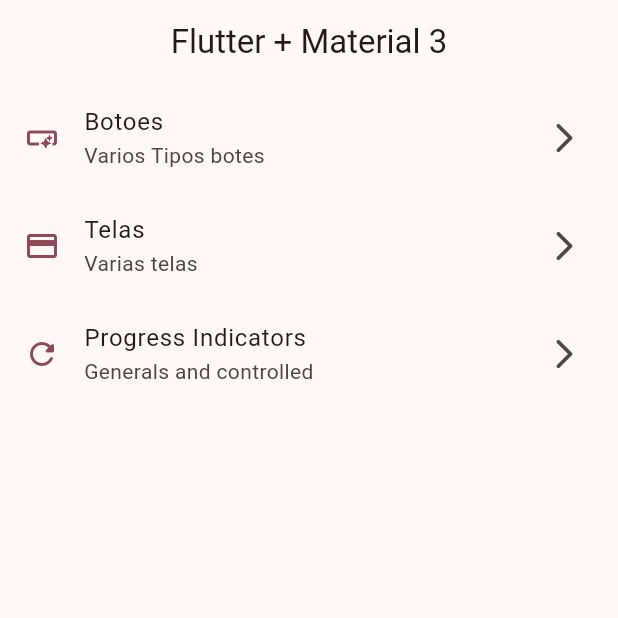
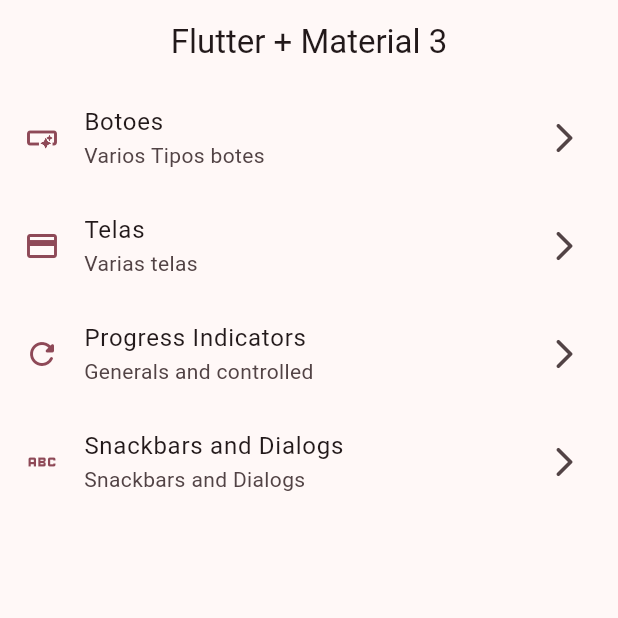
Before and after one commit to tdskrn/widgets_app, a Flutter app: the screen it shows after launch, on a phone screen of 412 x 824 dp, the top half of it. Run offline on Flutter 3.47's test engine with Material 2 defaults, Android fonts, the phone set to English and light mode, and no system bars; our stand-ins replace go_router.

Commit message:
snackbars finished

```diff
--- a/lib/config/menu/menu_items.dart
+++ b/lib/config/menu/menu_items.dart
@@ -33,4 +33,10 @@ const appMenuItems = <MenuItem>[
     link: '/progress',
     icon: Icons.refresh_rounded,
   ),
+  MenuItem(
+    title: "Snackbars and Dialogs",
+    subTitle: "Snackbars and Dialogs",
+    link: '/snackbar-screen',
+    icon: Icons.abc_outlined,
+  ),
 ];
--- a/lib/config/routes/routes.dart
+++ b/lib/config/routes/routes.dart
@@ -22,4 +22,9 @@ final appRouter = GoRouter(initialLocation: '/', routes: [
     path: '/progress',
     builder: (context, state) => const ProgressScreen(),
   ),
+  GoRoute(
+    name: SnackBarScreen.name,
+    path: '/snackbar-screen',
+    builder: (context, state) => const SnackBarScreen(),
+  ),
 ]);
```
Also changed, not shown: lib/presentation/screens/snackbar/snackbar_screen.dart (+35 -1 lines).
